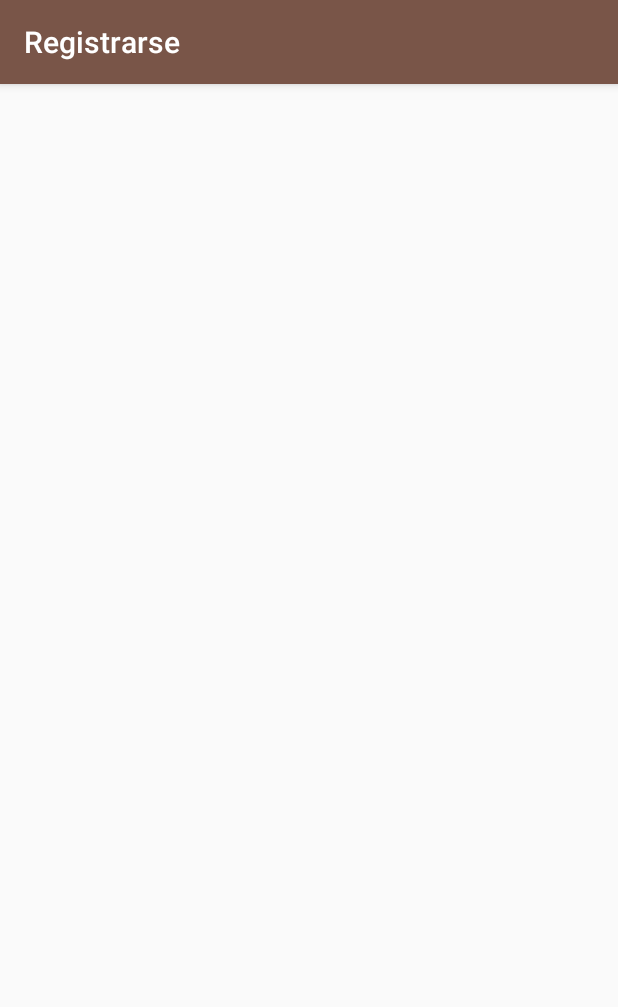
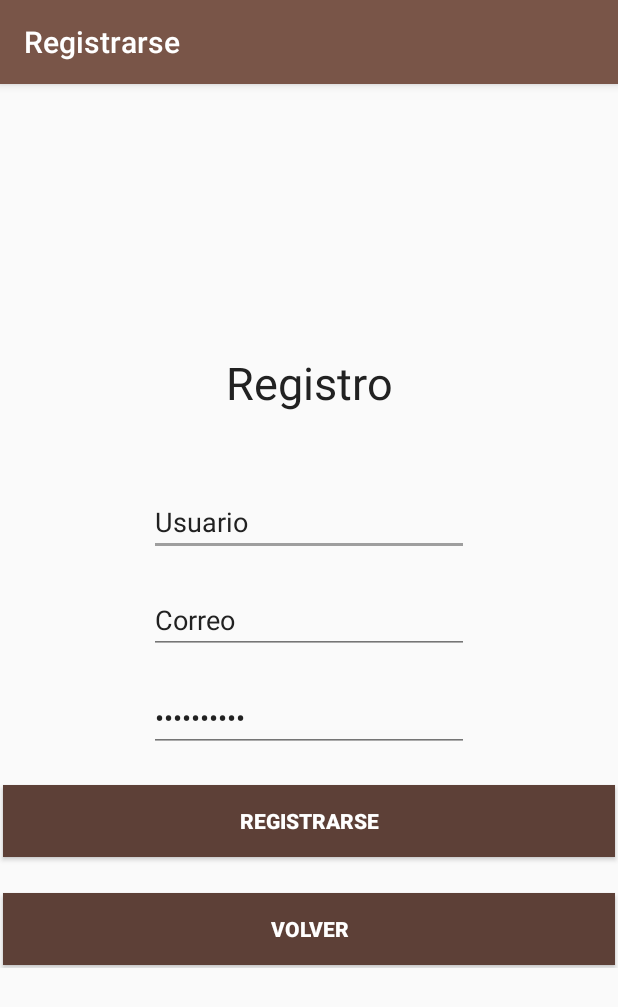
Before and after one commit to Masdz/Kenti, an Android app: the RegistroActivity screen opened directly, with no data from a screen before it, on a phone screen of 412 x 824 dp. Shown: the top 1007 px of the screen. Run offline under Robolectric (Android 15) with nearby library versions, the phone set to English and light mode, and no system bars.

```diff
--- a/app/src/main/java/kenti/kaktia/com/kenti/RegistroActivity.java
+++ b/app/src/main/java/kenti/kaktia/com/kenti/RegistroActivity.java
@@ -7,11 +7,27 @@ import android.os.Bundle;
 import android.os.PersistableBundle;
 import android.support.annotation.Nullable;
 import android.support.v7.app.AppCompatActivity;
+import android.view.View;
+import android.widget.Button;
 
 public class RegistroActivity extends AppCompatActivity{
     @Override
-    public void onCreate(@Nullable Bundle savedInstanceState, @Nullable PersistableBundle persistentState) {
-        super.onCreate(savedInstanceState, persistentState);
+    public void onCreate(@Nullable Bundle savedInstanceState) {
+        super.onCreate(savedInstanceState);
         setContentView(R.layout.activity_registro);
+        ((Button)findViewById(R.id.registrobotonregresar)).setOnClickListener(onVolver);
+        ((Button)findViewById(R.id.registrobotonregistrar)).setOnClickListener(onRegistrarse);
     }
+    private View.OnClickListener onVolver= new View.OnClickListener() {
+        @Override
+        public void onClick(View view) {
+            finish();
+        }
+    };
+    private View.OnClickListener onRegistrarse= new View.OnClickListener() {
+        @Override
+        public void onClick(View view) {
+            finish();
+        }
+    };
 }
--- a/app/src/main/java/kenti/kaktia/com/kenti/fragments/inicioFragment.java
+++ b/app/src/main/java/kenti/kaktia/com/kenti/fragments/inicioFragment.java
@@ -103,9 +103,11 @@ public class inicioFragment extends Fragment {
 
     @Override
     public void onSaveInstanceState(Bundle outState) {
+        String cadena="cadena";
         super.onSaveInstanceState(outState);
         outState.putParcelableArray("items",items);
         outState.putParcelable("filtro",filtro);
+        outState.putString("mi cadena",cadena);
     }
 
     @Override
--- a/app/src/main/res/layout/activity_registro.xml
+++ b/app/src/main/res/layout/activity_registro.xml
@@ -61,7 +61,8 @@
 
             <Button
                 style="@style/Boton"
-                android:text="Registrar"/>
+                android:text="@string/registrar"
+                android:id="@+id/registrobotonregistrar"/>
 
             <Space
                 android:layout_width="match_parent"
@@ -69,7 +70,8 @@
 
             <Button
                 style="@style/Boton"
-                android:text="Regresar"/>
+                android:text="@string/volver"
+                android:id="@+id/registrobotonregresar"/>
 
 
         </LinearLayout>
--- a/app/src/main/res/layout/app_bar_inicio.xml
+++ b/app/src/main/res/layout/app_bar_inicio.xml
@@ -32,6 +32,6 @@
         android:layout_height="wrap_content"
         android:layout_gravity="bottom|end"
         android:layout_margin="@dimen/fab_margin"
-        android:src="@drawable/ic_add_black_24dp"/>
+        android:src="@drawable/ic_add_black_24dp" />
 
 </android.support.design.widget.CoordinatorLayout>
--- a/app/src/main/res/values/colors.xml
+++ b/app/src/main/res/values/colors.xml
@@ -6,6 +6,6 @@
     <color name="accent">#9E9E9E</color>
     <color name="primary_text">#212121</color>
     <color name="secondary_text">#757575</color>
-    <color name="icons">#FFFFFF</color>
+    <color name="icons">#ffffff</color>
     <color name="divider">#BDBDBD</color>
 </resources>
--- a/app/src/main/res/values/strings.xml
+++ b/app/src/main/res/values/strings.xml
@@ -40,6 +40,7 @@
     <string name="aceptar">Aceptar</string>
     <string name="titulo">Titulo</string>
     <string name="descripcion">Descripcion</string>
+    <string name="volver">Volver</string>
     <!-- TODO: Remove or change this placeholder text -->
     <string name="hello_blank_fragment">Hello blank fragment</string>
     <string name="title_activity_combinar">Crear combinacion</string>
```
Also changed, not shown: app/src/main/AndroidManifest.xml (+12 -10 lines), app/src/main/java/kenti/kaktia/com/kenti/DescripcionActivity.java (added, +13 -0 lines), app/src/main/res/layout/activity_descripcion.xml (added, +10 -0 lines), app/src/main/res/layout/nav_header_inicio.xml (+9 -6 lines), app/src/main/res/drawable/FormatFactoryheader.png (added).
